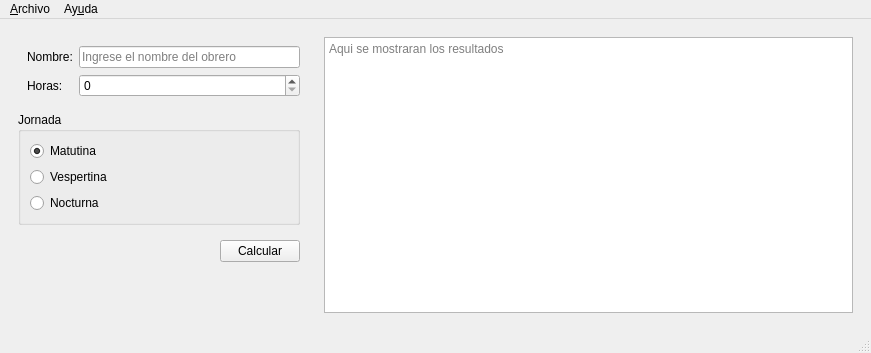
The window that salarios.ui (zelejimenez26/P59-Qt-CalculoRegistro-Salarios) describes before a commit, drawn with Qt 5.
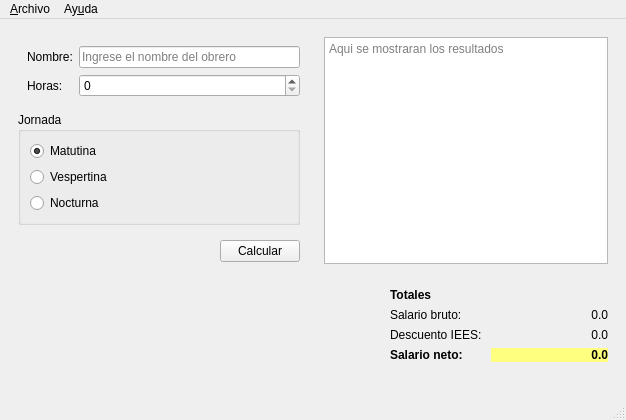
The same window after the commit. Icons and pictures are not drawn.

Patch:
```diff
--- a/salarios.ui
+++ b/salarios.ui
@@ -6,8 +6,8 @@
    <rect>
     <x>0</x>
     <y>0</y>
-    <width>871</width>
-    <height>353</height>
+    <width>626</width>
+    <height>420</height>
    </rect>
   </property>
   <property name="windowTitle">
@@ -18,7 +18,7 @@
     <normaloff>:/Recursos/salary.png</normaloff>:/Recursos/salary.png</iconset>
   </property>
   <widget class="QWidget" name="centralwidget">
-   <layout class="QHBoxLayout" name="horizontalLayout_2">
+   <layout class="QHBoxLayout" name="horizontalLayout_3">
     <item>
      <widget class="QWidget" name="widget" native="true">
       <property name="sizePolicy">
@@ -33,7 +33,7 @@
         <height>0</height>
        </size>
       </property>
-      <layout class="QVBoxLayout" name="verticalLayout_2">
+      <layout class="QVBoxLayout" name="verticalLayout_3">
        <item>
         <widget class="QWidget" name="widget_3" native="true">
          <layout class="QFormLayout" name="formLayout">
@@ -147,7 +147,7 @@
          <property name="sizeHint" stdset="0">
           <size>
            <width>20</width>
-           <height>1</height>
+           <height>64</height>
           </size>
          </property>
         </spacer>
@@ -157,7 +157,7 @@
     </item>
     <item>
      <widget class="QWidget" name="widget_2" native="true">
-      <layout class="QVBoxLayout" name="verticalLayout_3">
+      <layout class="QVBoxLayout" name="verticalLayout_2">
        <item>
         <widget class="QPlainTextEdit" name="outResultado">
          <property name="readOnly">
@@ -168,6 +168,122 @@
          </property>
         </widget>
        </item>
+       <item>
+        <widget class="QWidget" name="widget_5" native="true">
+         <layout class="QHBoxLayout" name="horizontalLayout_2">
+          <property name="rightMargin">
+           <number>0</number>
+          </property>
+          <item>
+           <spacer name="horizontalSpacer_2">
+            <property name="orientation">
+             <enum>Qt::Horizontal</enum>
+            </property>
+            <property name="sizeType">
+             <enum>QSizePolicy::Fixed</enum>
+            </property>
+            <property name="sizeHint" stdset="0">
+             <size>
+              <width>48</width>
+              <height>33</height>
+             </size>
+            </property>
+           </spacer>
+          </item>
+          <item>
+           <widget class="QWidget" name="widget_6" native="true">
+            <layout class="QFormLayout" name="formLayout_2">
+             <property name="rightMargin">
+              <number>0</number>
+             </property>
+             <item row="0" column="0">
+              <widget class="QLabel" name="label_3">
+               <property name="font">
+                <font>
+                 <pointsize>9</pointsize>
+                 <weight>75</weight>
+                 <bold>true</bold>
+                </font>
+               </property>
+               <property name="text">
+                <string>Totales</string>
+               </property>
+              </widget>
+             </item>
+             <item row="1" column="0">
+              <widget class="QLabel" name="label_4">
+               <property name="text">
+                <string>Salario bruto:</string>
+               </property>
+              </widget>
+             </item>
+             <item row="1" column="1">
+              <widget class="QLabel" name="outSalarioB">
+               <property name="text">
+                <string>0.0</string>
+               </property>
+               <property name="alignment">
+                <set>Qt::AlignRight|Qt::AlignTrailing|Qt::AlignVCenter</set>
+               </property>
+              </widget>
+             </item>
+             <item row="2" column="0">
+              <widget class="QLabel" name="label_5">
+               <property name="text">
+                <string>Descuento IEES: </string>
+               </property>
+              </widget>
+             </item>
+             <item row="2" column="1">
+              <widget class="QLabel" name="outDescuento">
+               <property name="text">
+                <string>0.0</string>
+               </property>
+               <property name="alignment">
+                <set>Qt::AlignRight|Qt::AlignTrailing|Qt::AlignVCenter</set>
+               </property>
+              </widget>
+             </item>
+             <item row="3" column="0">
+              <widget class="QLabel" name="label_6">
+               <property name="font">
+                <font>
+                 <pointsize>9</pointsize>
+                 <weight>75</weight>
+                 <bold>true</bold>
+                </font>
+               </property>
+               <property name="text">
+                <string>Salario neto:</string>
+               </property>
+              </widget>
+             </item>
+             <item row="3" column="1">
+              <widget class="QLabel" name="outSalarioN">
+               <property name="font">
+                <font>
+                 <pointsize>9</pointsize>
+                 <weight>75</weight>
+                 <bold>true</bold>
+                </font>
+               </property>
+               <property name="styleSheet">
+                <string notr="true">background-color: rgb(255, 255, 127);</string>
+               </property>
+               <property name="text">
+                <string>0.0</string>
+               </property>
+               <property name="alignment">
+                <set>Qt::AlignRight|Qt::AlignTrailing|Qt::AlignVCenter</set>
+               </property>
+              </widget>
+             </item>
+            </layout>
+           </widget>
+          </item>
+         </layout>
+        </widget>
+       </item>
       </layout>
      </widget>
     </item>
@@ -178,7 +294,7 @@
     <rect>
      <x>0</x>
      <y>0</y>
-     <width>871</width>
+     <width>626</width>
      <height>26</height>
     </rect>
    </property>
```
